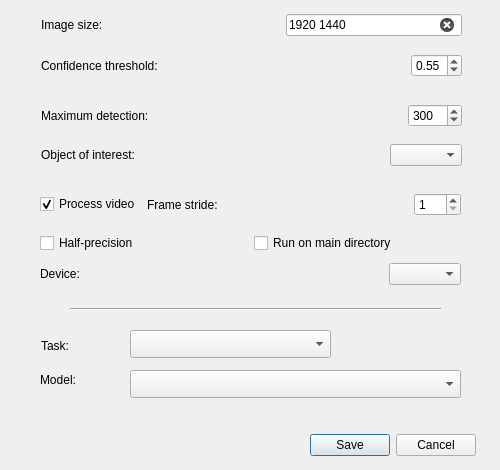
Before: the Qt Designer form ui/ModelParameters.ui in stangandaho/declas, drawn with Qt 5.
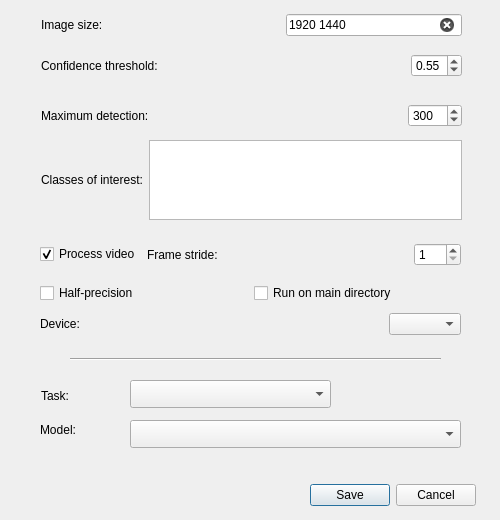
After: the same form once the commit is applied.

```diff
--- a/ui/ModelParameters.ui
+++ b/ui/ModelParameters.ui
@@ -10,19 +10,19 @@
     <x>0</x>
     <y>0</y>
     <width>500</width>
-    <height>470</height>
+    <height>520</height>
    </rect>
   </property>
   <property name="minimumSize">
    <size>
     <width>500</width>
-    <height>270</height>
+    <height>320</height>
    </size>
   </property>
   <property name="maximumSize">
    <size>
     <width>500</width>
-    <height>470</height>
+    <height>520</height>
    </size>
   </property>
   <property name="windowTitle">
@@ -35,7 +35,7 @@
    <property name="geometry">
     <rect>
      <x>70</x>
-     <y>299</y>
+     <y>349</y>
      <width>371</width>
      <height>20</height>
     </rect>
@@ -194,40 +194,34 @@
      <x>41</x>
      <y>140</y>
      <width>421</width>
-     <height>30</height>
+     <height>80</height>
     </rect>
    </property>
    <layout class="QGridLayout" name="gridLayout_5">
+    <item row="0" column="1">
+     <widget class="QListWidget" name="yolo_classes">
+      <property name="minimumSize">
+       <size>
+        <width>160</width>
+        <height>75</height>
+       </size>
+      </property>
+     </widget>
+    </item>
     <item row="0" column="0">
      <widget class="QLabel" name="yolo_device_4">
       <property name="text">
-       <string>Object of interest:</string>
+       <string>Classes of interest:</string>
       </property>
      </widget>
     </item>
-    <item row="0" column="1">
-     <spacer name="horizontalSpacer_11">
-      <property name="orientation">
-       <enum>Qt::Horizontal</enum>
-      </property>
-      <property name="sizeHint" stdset="0">
-       <size>
-        <width>48</width>
-        <height>20</height>
-       </size>
-      </property>
-     </spacer>
-    </item>
-    <item row="0" column="2">
-     <widget class="QComboBox" name="yolo_classes"/>
-    </item>
    </layout>
   </widget>
   <widget class="QWidget" name="layoutWidget">
    <property name="geometry">
     <rect>
      <x>40</x>
-     <y>189</y>
+     <y>239</y>
      <width>421</width>
      <height>31</height>
     </rect>
@@ -282,7 +276,7 @@
    <property name="geometry">
     <rect>
      <x>40</x>
-     <y>229</y>
+     <y>279</y>
      <width>421</width>
      <height>28</height>
     </rect>
@@ -308,7 +302,7 @@
    <property name="geometry">
     <rect>
      <x>40</x>
-     <y>259</y>
+     <y>309</y>
      <width>421</width>
      <height>30</height>
     </rect>
@@ -343,7 +337,7 @@
    <property name="geometry">
     <rect>
      <x>32</x>
-     <y>430</y>
+     <y>480</y>
      <width>444</width>
      <height>31</height>
     </rect>
@@ -433,7 +427,7 @@
    <property name="geometry">
     <rect>
      <x>130</x>
-     <y>330</y>
+     <y>380</y>
      <width>201</width>
      <height>28</height>
     </rect>
@@ -442,11 +436,11 @@
     <string/>
    </property>
   </widget>
-  <widget class="QWidget" name="">
+  <widget class="QWidget" name="layoutWidget">
    <property name="geometry">
     <rect>
      <x>41</x>
-     <y>331</y>
+     <y>381</y>
      <width>71</width>
      <height>30</height>
     </rect>
@@ -465,7 +459,7 @@
    <property name="geometry">
     <rect>
      <x>40</x>
-     <y>370</y>
+     <y>420</y>
      <width>71</width>
      <height>20</height>
     </rect>
@@ -478,7 +472,7 @@
    <property name="geometry">
     <rect>
      <x>130</x>
-     <y>370</y>
+     <y>420</y>
      <width>331</width>
      <height>28</height>
     </rect>
```
